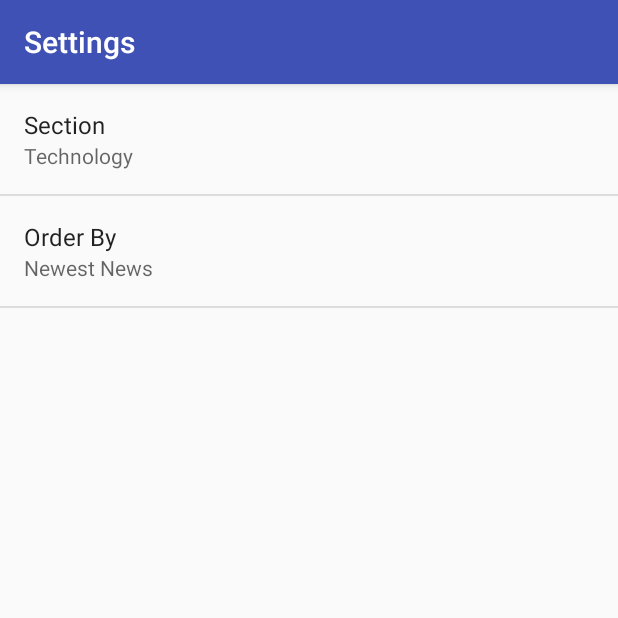
After one commit to grazytiburcio/NewsApp, an Android app: the SettingsActivity screen opened directly, with no data from a screen before it, on a phone screen of 412 x 824 dp, the top half of it. The commit adds this screen. Run offline under Robolectric (Android 15) with nearby library versions, the phone set to English and light mode, and no system bars.

Commit message:
add a Settings Activity

```diff
--- /dev/null
+++ b/app/src/main/java/com/example/grazy/newsappstage1/SettingsActivity.java
@@ -0,0 +1,58 @@
+package com.example.grazy.newsappstage1;
+
+import android.content.SharedPreferences;
+import android.os.Bundle;
+import android.preference.ListPreference;
+import android.preference.Preference;
+import android.preference.PreferenceFragment;
+import android.preference.PreferenceManager;
+import android.support.v7.app.AppCompatActivity;
+
+    public class SettingsActivity extends AppCompatActivity {
+
+    @Override
+    protected void onCreate(Bundle savedInstanceState) {
+        super.onCreate(savedInstanceState);
+        setContentView(R.layout.settings_activity);
+    }
+
+    public static class NewsPreferenceFragment extends PreferenceFragment
+            implements Preference.OnPreferenceChangeListener {
+
+        @Override
+        public void onCreate(Bundle savedInstanceState) {
+            super.onCreate(savedInstanceState);
+            addPreferencesFromResource(R.xml.settings_main);
+
+            Preference sectionName = findPreference(getString(R.string.settings_section_key));
+            bindPreferenceSummaryToValue(sectionName);
+
+            Preference orderBy = findPreference(getString(R.string.settings_order_by_key));
+            bindPreferenceSummaryToValue(orderBy);
+        }
+
+        @Override
+        public boolean onPreferenceChange(Preference preference, Object value) {
+            String stringValue = value.toString();
+            if (preference instanceof ListPreference) {
+                ListPreference listPreference = (ListPreference) preference;
+                int prefIndex = listPreference.findIndexOfValue(stringValue);
+                if (prefIndex >= 0) {
+                    CharSequence[] labels = listPreference.getEntries();
+                    preference.setSummary(labels[prefIndex]);
+                }
+            } else {
+                preference.setSummary(stringValue);
+            }
+            return true;
+        }
+
+        private void bindPreferenceSummaryToValue(Preference preference) {
+            preference.setOnPreferenceChangeListener(this);
+            SharedPreferences preferences =
+                    PreferenceManager.getDefaultSharedPreferences(preference.getContext());
+            String preferenceString = preferences.getString(preference.getKey(), "");
+            onPreferenceChange(preference, preferenceString);
+        }
+    }
+}
--- /dev/null
+++ b/app/src/main/res/values/arrays.xml
@@ -0,0 +1,31 @@
+<?xml version="1.0" encoding="utf-8"?>
+<resources>
+    <string-array name="settings_order_by_labels">
+        <item>@string/settings_order_by_oldest_news_label</item>-->
+        <item>@string/settings_order_by_newest_news_label</item>
+    </string-array>
+
+    <string-array name="settings_order_by_values">
+        <item>@string/settings_order_by_oldest_value</item>-->
+        <item>@string/settings_order_by_newest_value</item>
+    </string-array>
+
+    <string-array name="settings_section_labels">
+        <item>@string/settings_science_label</item>
+        <item>@string/settings_cities_label</item>
+        <item>@string/settings_football_label</item>
+        <item>@string/settings_tech_label</item>
+        <item>@string/settings_business_label</item>
+        <item>@string/settings_environment_label</item>
+    </string-array>
+
+    <string-array name="settings_section_values">
+        <item>@string/settings_science_value</item>
+        <item>@string/settings_cities_value</item>
+        <item>@string/settings_football_value</item>
+        <item>@string/settings_tech_value</item>
+        <item>@string/settings_business_value</item>
+        <item>@string/settings_environment_value</item>
+    </string-array>
+
+</resources>
--- a/app/src/main/res/values/strings.xml
+++ b/app/src/main/res/values/strings.xml
@@ -4,7 +4,55 @@
 
     <!-- Text to display in the list when there are no news [CHAR LIMIT=NONE] -->
     <string name="there_are_no_news_stories_back_later_and_check_again">There are no new stories.\nBack later and check again.</string>
+
     <!-- Error message when there is no internet connectivity [CHAR LIMIT=NONE] -->
     <string name="no_internet_connection">No internet connection.</string>
 
+    <!-- Settings Menu Item [CHAR LIMIT=NONE] -->
+    <string name="settings_menu_item">Settings</string>
+    <!-- Settings Activity Title [CHAR LIMIT=NONE] -->
+    <string name="settings_title">Settings</string>
+
+    <!-- Strings For Section Preferences -->
+    <string name="settings_section_label">Section</string>
+    <string name="settings_section_key" translatable="false">section</string>
+    <string name="settings_section_default" translatable="false">technology</string>
+
+    <!-- Label for Science Section [CHAR LIMIT=20] -->
+    <string name="settings_science_label">Science</string>
+    <string name="settings_science_value" translatable="false">science</string>
+
+    <!-- Label for Cities Section [CHAR LIMIT=20] -->
+    <string name="settings_cities_label">Cities</string>
+    <string name="settings_cities_value" translatable="false">cities</string>
+
+    <!-- Label for Football Section [CHAR LIMIT=20] -->
+    <string name="settings_football_label">Football</string>
+    <string name="settings_football_value" translatable="false">football</string>
+
+    <!-- Label for Technology Section [CHAR LIMIT=20] -->
+    <string name="settings_tech_label">Technology</string>
+    <string name="settings_tech_value" translatable="false">technology</string>
+
+    <!-- Label for Business Section [CHAR LIMIT=20] -->
+    <string name="settings_business_label">Business</string>
+    <string name="settings_business_value" translatable="false">business</string>
+
+    <!-- Label for Environment Section [CHAR LIMIT=20] -->
+    <string name="settings_environment_label">Environment</string>
+    <string name="settings_environment_value" translatable="false">environment</string>
+
+    <!-- Strings For Order-By Preference [CHAR LIMIT=30] -->
+    <string name="settings_order_by_label">Order By</string>
+    <string name="settings_order_by_key" translatable="false">order_by</string>
+    <string name="settings_order_by_default" translatable="false">newest</string>
+
+    <!-- Label for Order-by Newest News [CHAR LIMIT=20] -->
+    <string name="settings_order_by_newest_news_label">Newest News</string>
+    <string name="settings_order_by_newest_value" translatable="false">newest</string>
+
+    <!-- Label for Order-by Oldest News [CHAR LIMIT=20] -->
+    <string name="settings_order_by_oldest_news_label">Oldest News</string>
+    <string name="settings_order_by_oldest_value" translatable="false">oldest</string>
+
 </resources>
--- /dev/null
+++ b/app/src/main/res/xml/settings_main.xml
@@ -0,0 +1,19 @@
+<?xml version="1.0" encoding="utf-8"?>
+<PreferenceScreen xmlns:android="http://schemas.android.com/apk/res/android"
+    android:title="@string/settings_title">
+
+    <ListPreference
+        android:defaultValue="@string/settings_section_default"
+        android:entries="@array/settings_section_labels"
+        android:entryValues="@array/settings_section_values"
+        android:key="@string/settings_section_key"
+        android:title="@string/settings_section_label" />
+
+    <ListPreference
+        android:defaultValue="@string/settings_order_by_default"
+        android:entries="@array/settings_order_by_labels"
+        android:entryValues="@array/settings_order_by_values"
+        android:key="@string/settings_order_by_key"
+        android:title="@string/settings_order_by_label" />
+
+</PreferenceScreen>
```
Also changed, not shown: app/src/main/AndroidManifest.xml (+9 -0 lines), app/src/main/java/com/example/grazy/newsappstage1/NewsActivity.java (+46 -3 lines), app/src/main/java/com/example/grazy/newsappstage1/QueryUtils.java (+4 -4 lines), app/src/main/res/layout/settings_activity.xml (added, +10 -0 lines), app/src/main/res/menu/main.xml (added, +12 -0 lines), app/src/main/res/drawable-hdpi/ic_filter.png (added), app/src/main/res/drawable-mdpi/ic_filter.png (added), app/src/main/res/drawable-xhdpi/ic_filter.png (added), app/src/main/res/drawable-xxhdpi/ic_filter.png (added), app/src/main/res/drawable-xxxhdpi/ic_filter.png (added), app/src/main/res/values/colors.xml (line endings or trailing spaces).
